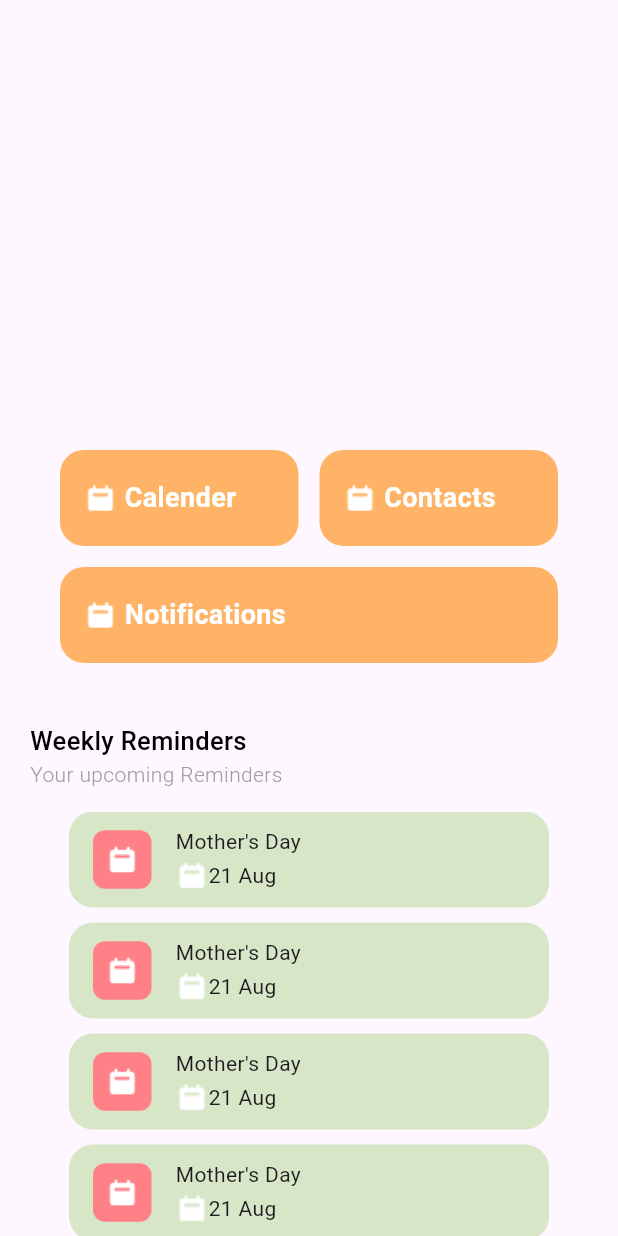
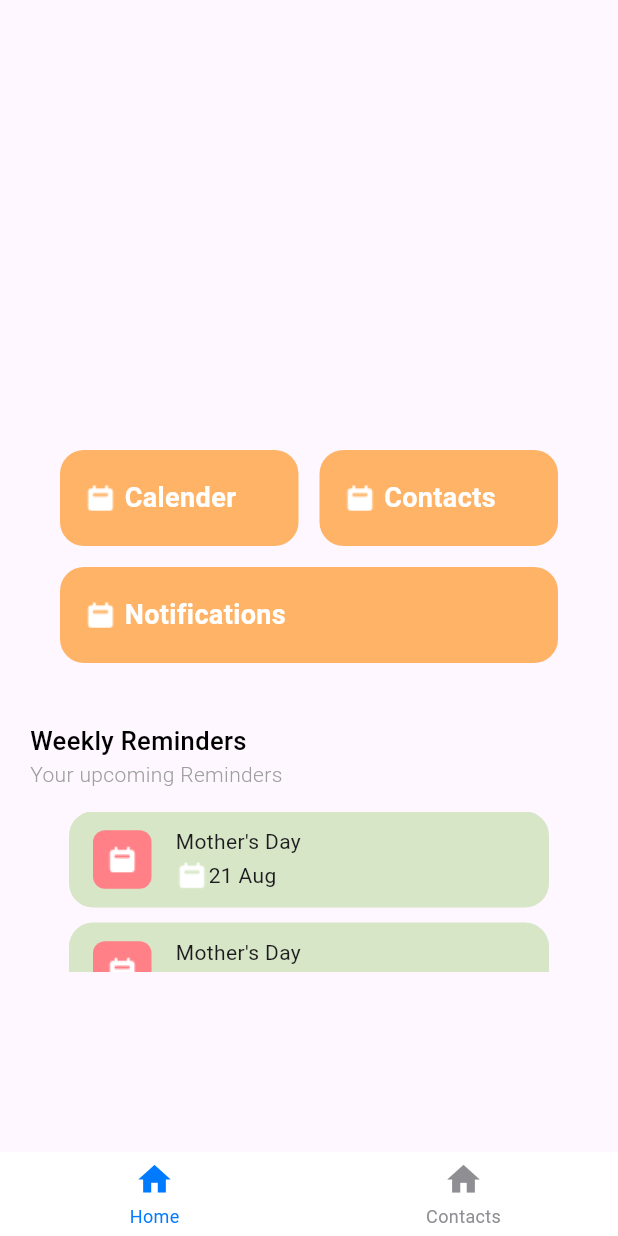
Before and after one commit to uoa-compsci399-s2-2024/capstone-project-team-41, a Flutter app: the screen it shows after launch, after a tap on "Login", on a phone screen of 412 x 824 dp. Run offline on Flutter 3.47's test engine with Material 3 defaults, Android fonts, the phone set to English and light mode, and no system bars; drawn by our look-alikes of persistent_bottom_nav_bar_v2; missing offline and left inert: auth0_flutter, grpc, instant, protobuf.

Commit message:
Add contacts and nav bar

```diff
--- /dev/null
+++ b/Mobile/lib/Features/Contacts/Models/UIOContact.dart
@@ -0,0 +1,28 @@
+import 'package:RemindMate/Features/Contacts/Models/UIOContactType.dart';
+import 'package:instant/instant.dart';
+import 'package:intl/intl.dart';
+
+class UIOContact {
+  String firstName;
+  String lastName;
+  UIOContactType type;
+  String timeZone;
+  bool hasNewReminder;
+  String? profileImageUrl;
+
+  UIOContact(
+      {required this.firstName,
+      required this.lastName,
+      required this.type,
+      required this.timeZone,
+      required this.hasNewReminder,
+      this.profileImageUrl});
+
+  String getTimeZoneDate() {
+    return DateFormat.MMMMd().format(curDateTimeByZone(zone: timeZone));
+  }
+
+  String getTimeZoneTime() {
+    return "${DateFormat.Hm().format(curDateTimeByZone(zone: timeZone))} $timeZone";
+  }
+}
--- /dev/null
+++ b/Mobile/lib/Features/Contacts/Models/UIOContactType.dart
@@ -0,0 +1,10 @@
+enum UIOContactType {
+  friend;
+
+  String get title {
+    switch (this) {
+      case UIOContactType.friend:
+        return "Friend";
+    }
+  }
+}
--- /dev/null
+++ b/Mobile/lib/Features/Contacts/Models/UIOContantsContainer.dart
@@ -0,0 +1,8 @@
+import 'package:RemindMate/Features/Contacts/Models/UIOContact.dart';
+
+final class UIOContantsContainer {
+  String contactChar;
+  List<UIOContact> contacts;
+
+  UIOContantsContainer({required this.contactChar, required this.contacts});
+}
--- a/Mobile/lib/Features/Home/HomeView.dart
+++ b/Mobile/lib/Features/Home/HomeView.dart
@@ -13,20 +13,19 @@ class HomeView extends StatefulWidget {
 }
 
 class _HomeViewState extends State<HomeView> {
-
   final UIOReminderCard sampleUIO = UIOReminderCard(
       cardType: UIOReminderCardType.calender,
       title: "Mother's Day",
       dateTime: DateTime.now(),
       showTime: false,
-    friends: const []
-  );
+      friends: const []);
 
   @override
   Widget build(BuildContext context) {
     return Scaffold(
       body: Padding(
-        padding: const EdgeInsets.only(top: 300, bottom: 0, left: 20, right: 20),
+          padding:
+              const EdgeInsets.only(top: 300, bottom: 120, left: 20, right: 20),
           child: Column(
             children: [
               Padding(
@@ -40,21 +39,22 @@ class _HomeViewState extends State<HomeView> {
                     child: const Column(
                       crossAxisAlignment: CrossAxisAlignment.start,
                       children: [
-                    Text("Weekly Reminders", style: Textstyles.P1,),
+                        Text(
+                          "Weekly Reminders",
+                          style: Textstyles.P1,
+                        ),
                         Text("Your upcoming Reminders", style: Textstyles.S1)
                       ],
-                )
-              ),
+                    )),
               ),
               Flexible(
                   child: Padding(
                       padding: const EdgeInsets.only(left: 20, right: 20),
-                child: ReminderContainer(carduio: sampleUIO,)
-              )
-            )
+                      child: ReminderContainer(
+                        carduio: sampleUIO,
+                      ))),
             ],
-        )
-      ),
+          )),
     );
   }
 }
--- a/Mobile/lib/Features/Main/MainView.dart
+++ b/Mobile/lib/Features/Main/MainView.dart
@@ -1,8 +1,8 @@
-import 'package:RemindMate/Features/Home/HomeView.dart';
 import 'package:RemindMate/Features/Login/LoginView.dart';
 import 'package:RemindMate/Features/Main/MainViewModel.dart';
 import 'package:RemindMate/Features/Main/Models/UIOAppState.dart';
 import 'package:RemindMate/Features/Splash/SplashView.dart';
+import 'package:RemindMate/Features/TabBar/RootTabBarView.dart';
 import 'package:flutter/material.dart';
 import 'package:provider/provider.dart';
 
@@ -17,7 +17,7 @@ class MainView extends StatelessWidget {
         case UIOAppState.login:
           return LoginView();
         case UIOAppState.home:
-          return HomeView();
+          return RootTabBarView();
       }
     }));
   }
--- /dev/null
+++ b/Mobile/lib/Features/TabBar/RootTabBarView.dart
@@ -0,0 +1,33 @@
+import 'package:RemindMate/Features/Contacts/ContactsView.dart';
+import 'package:RemindMate/Features/Home/HomeView.dart';
+import 'package:flutter/material.dart';
+import 'package:persistent_bottom_nav_bar_v2/persistent_bottom_nav_bar_v2.dart';
+
+class RootTabBarView extends StatelessWidget {
+  @override
+  Widget build(BuildContext context) {
+    return Scaffold(
+      body: PersistentTabView(
+        tabs: [
+          PersistentTabConfig(
+            screen: HomeView(),
+            item: ItemConfig(
+              icon: Icon(Icons.home),
+              title: "Home",
+            ),
+          ),
+          PersistentTabConfig(
+            screen: ContactsView(),
+            item: ItemConfig(
+              icon: Icon(Icons.home),
+              title: "Contacts",
+            ),
+          )
+        ],
+        navBarBuilder: (navBarConfig) => Style1BottomNavBar(
+          navBarConfig: navBarConfig,
+        ),
+      ),
+    );
+  }
+}
--- a/Mobile/lib/Features/Views/ColorPalette.dart
+++ b/Mobile/lib/Features/Views/ColorPalette.dart
@@ -3,5 +3,6 @@ import 'package:flutter/material.dart';
 final class ColorPalette {
   static Color primaryGreen = const Color(0xFFD7E6C6);
   static Color primaryPink = const Color(0xFFFF8087);
+  static Color secondaryPink = const Color(0xFFFF7D88);
   static Color primaryOrange = const Color(0xFFFFB366);
 }
--- a/Mobile/lib/Features/Views/TextStyles.dart
+++ b/Mobile/lib/Features/Views/TextStyles.dart
@@ -1,7 +1,14 @@
 import 'package:flutter/material.dart';
 
 final class Textstyles {
-  static const TextStyle H3 = TextStyle(color: Colors.white, fontSize: 18, fontWeight: FontWeight.bold);
-  static const TextStyle P1 = TextStyle(color: Colors.black, fontSize: 17, fontWeight: FontWeight.w500);
-  static const TextStyle S1 = TextStyle(color: Colors.grey, fontSize: 14, fontWeight: FontWeight.w300);
+  static const TextStyle H3 =
+      TextStyle(color: Colors.white, fontSize: 18, fontWeight: FontWeight.bold);
+  static const TextStyle P1 =
+      TextStyle(color: Colors.black, fontSize: 17, fontWeight: FontWeight.w500);
+  static const TextStyle B1 =
+      TextStyle(color: Colors.black, fontSize: 17, fontWeight: FontWeight.w300);
+  static const TextStyle B2 =
+      TextStyle(color: Colors.black, fontSize: 12, fontWeight: FontWeight.w300);
+  static const TextStyle S1 =
+      TextStyle(color: Colors.grey, fontSize: 14, fontWeight: FontWeight.w300);
 }
--- a/Mobile/lib/main.dart
+++ b/Mobile/lib/main.dart
@@ -1,4 +1,5 @@
 import 'package:RemindMate/Domain/Auth/Auth0Connector.dart';
+import 'package:RemindMate/Features/Contacts/ContactsViewModel.dart';
 import 'package:RemindMate/Features/Login/LoginViewModel.dart';
 import 'package:RemindMate/Features/Main/MainViewModel.dart';
 import 'package:flutter/material.dart';
@@ -24,7 +25,8 @@ class MyApp extends StatelessWidget {
     return MultiProvider(
         providers: [
           ChangeNotifierProvider(create: (context) => MainViewModel()),
-          ChangeNotifierProvider(create: (context) => LoginViewModel())
+          ChangeNotifierProvider(create: (context) => LoginViewModel()),
+          ChangeNotifierProvider(create: (context) => ContactsViewModel())
         ],
         child: MaterialApp(
           title: 'Remind Mate',
--- a/Mobile/pubspec.yaml
+++ b/Mobile/pubspec.yaml
@@ -33,13 +33,11 @@ dependencies:
   provider: ^6.1.2
   grpc: ^4.0.0
   protobuf: ^3.1.0
-
-
-  # The following adds the Cupertino Icons font to your application.
-  # Use with the CupertinoIcons class for iOS style icons.
+  persistent_bottom_nav_bar_v2: ^5.3.0
   cupertino_icons: ^1.0.6
   auth0_flutter: ^1.7.2
   intl: ^0.19.0
+  instant: ^0.5.1
 
 dev_dependencies:
   flutter_test:
```
Also changed, not shown: Mobile/lib/Features/Contacts/ContactsView.dart (added, +37 -0 lines), Mobile/lib/Features/Contacts/ContactsViewModel.dart (added, +37 -0 lines), Mobile/lib/Features/Contacts/Views/ContactCardView.dart (added, +90 -0 lines), Mobile/lib/Features/Contacts/Views/ContactCardsContainerView.dart (added, +45 -0 lines), Mobile/lib/images/largeDefaultUserProfile.png (added), Mobile/lib/images/newReminderPill.png (added). Lines whose indentation alone changed are shown as unchanged.
